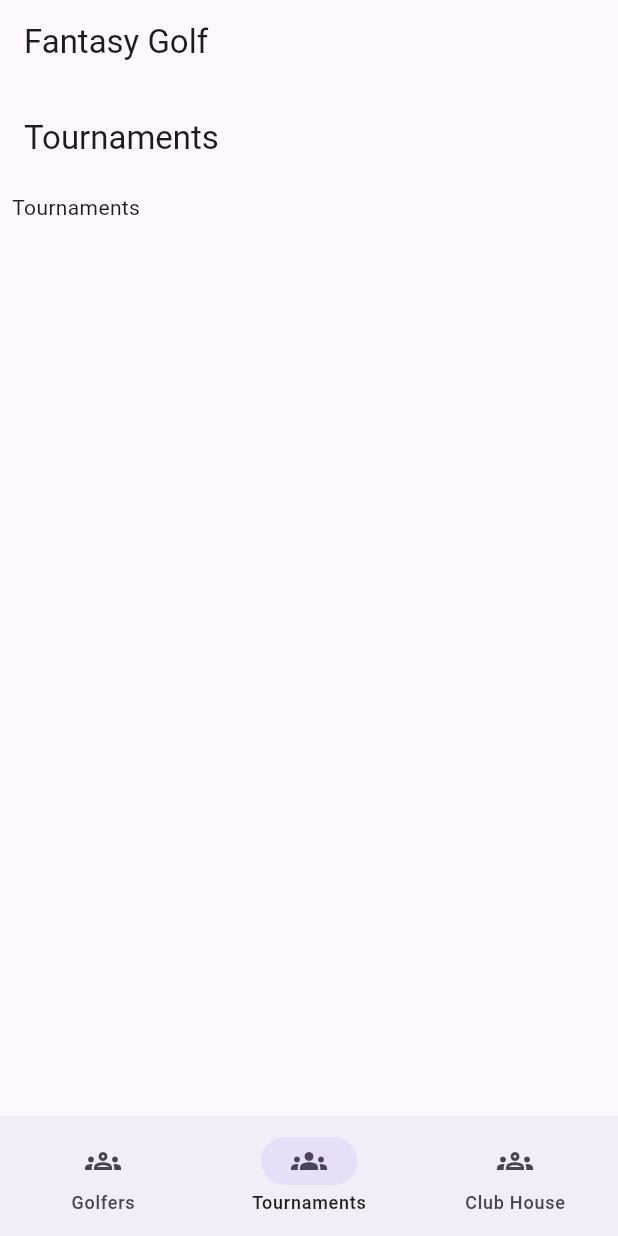
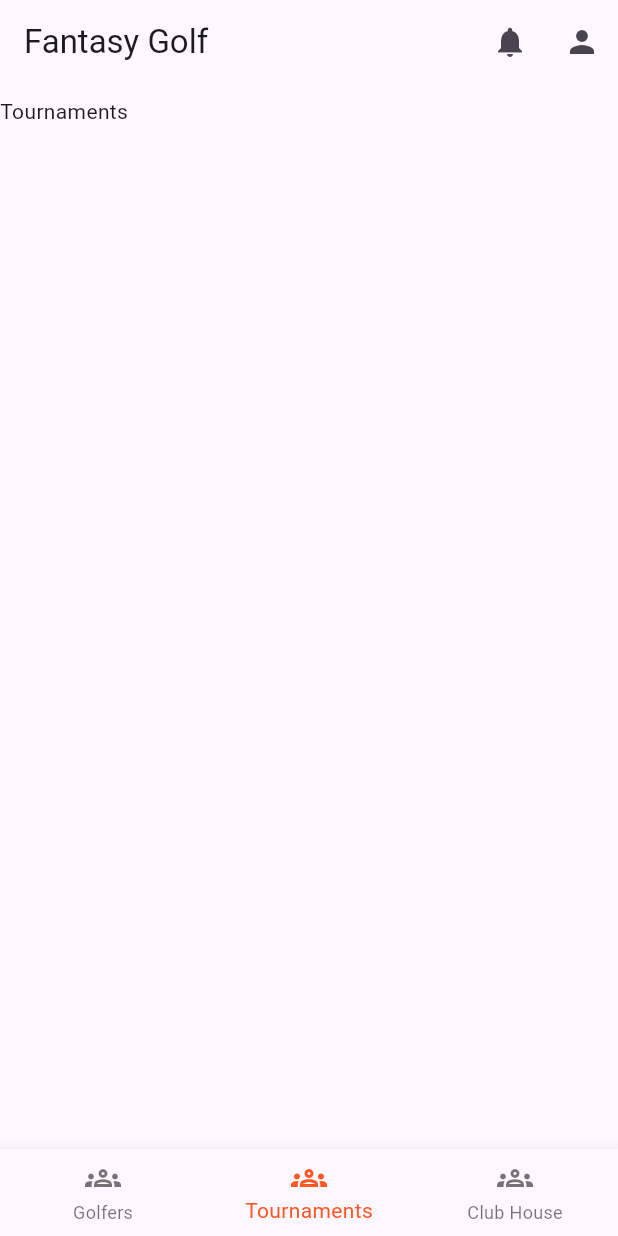
Before and after one commit to nmoore14/fantasyGolf, a Flutter app: the screen it shows after launch, on a phone screen of 412 x 824 dp. Run offline on Flutter 3.47's test engine with Material 2 defaults, Android fonts, the phone set to English and light mode, and no system bars; missing offline and left inert: auth0_flutter.

Commit message:
Getting the app caught up and the bottom nav built

```diff
--- a/lib/components/nav/bottom_nav.dart
+++ b/lib/components/nav/bottom_nav.dart
@@ -1,33 +1,7 @@
 import 'package:flutter/material.dart';
 
-class NavDestination {
-  const NavDestination(this.label, this.icon, this.selectedIcon);
-
-  final String label;
-  final Widget icon;
-  final Widget selectedIcon;
-}
-
-const List<NavDestination> destinations = <NavDestination>[
-  NavDestination(
-    'Golfers',
-    Icon(Icons.groups_outlined),
-    Icon(Icons.groups),
-  ),
-  NavDestination(
-    'Tournaments',
-    Icon(Icons.groups_outlined),
-    Icon(Icons.groups),
-  ),
-  NavDestination(
-    'Club House',
-    Icon(Icons.groups_outlined),
-    Icon(Icons.groups),
-  ),
-];
-
 class BottomNav extends StatefulWidget {
-  final updatePageIndex;
+  final Function updatePageIndex;
   const BottomNav (this.updatePageIndex, {Key? key}) : super(key: key);
 
   @override
@@ -39,23 +13,30 @@ class _BottomNavState extends State<BottomNav> {
 
   @override
   Widget build(BuildContext context) {
-    return NavigationBar(
-      onDestinationSelected: (int index) {
+    return BottomNavigationBar(
+      items: const <BottomNavigationBarItem> [
+        BottomNavigationBarItem(
+          icon: Icon(Icons.groups_outlined),
+          label: 'Golfers',
+        ),
+        BottomNavigationBarItem(
+          icon: Icon(Icons.groups_outlined),
+          label: 'Tournaments',
+          backgroundColor: Colors.deepPurple,
+        ),
+        BottomNavigationBarItem(
+          icon: Icon(Icons.groups_outlined),
+          label: 'Club House',
+        ),
+      ],
+      currentIndex: currentPageIndex,
+      onTap: (int index) {
         setState(() {
           currentPageIndex = index;
         });
         widget.updatePageIndex(index);
       },
-      selectedIndex: currentPageIndex,
-      destinations: destinations.map(
-        (NavDestination destination) {
-          return NavigationDestination(
-            icon: destination.icon,
-            selectedIcon: destination.selectedIcon,
-            label: destination.label,
-          );
-        }
-      ).toList(),
+      selectedItemColor: Colors.deepOrange,
     );
   }
 }
--- a/lib/main.dart
+++ b/lib/main.dart
@@ -49,12 +49,18 @@ class _HomePageState extends State<HomePage> {
     return Scaffold(
       appBar: AppBar(
         title: const Text('Fantasy Golf'),
-        actions: const <Widget>[
+        actions: <Widget>[
+          IconButton(onPressed: () => {},
+            icon: const Icon(Icons.notifications),
+          ),
+          IconButton(onPressed: () => {},
+            icon: const Icon(Icons.person),
+          ),
         ],
       ),
       body: <Widget>[
         Padding(
-          padding: const EdgeInsets.only(top: 48.0),
+          padding: const EdgeInsets.only(top: 8.0),
           child: Container(
             alignment: Alignment.center,
             child: const GolfersPage(title: 'Golfers'),
@@ -68,14 +74,14 @@ class _HomePageState extends State<HomePage> {
           ),
         ),
         Padding(
-          padding: const EdgeInsets.only(top: 48.0),
+          padding: const EdgeInsets.only(top: 8.0),
           child: Container(
             alignment: Alignment.center,
             child: const ClubHousePage(title: 'My Club House'),
           ),
         ),
       ][currentPageIndex],
-      bottomNavigationBar: BottomNav(updatePageIndex),
+      bottomNavigationBar: BottomNav(updatePageIndex)
     );
   }
 }
--- a/lib/pages/club_house_page.dart
+++ b/lib/pages/club_house_page.dart
@@ -6,13 +6,14 @@ class ClubHousePage extends StatelessWidget {
 
   @override
   Widget build(BuildContext context) {
-    return Scaffold(
-      appBar: AppBar(
-        title: Text(title),
-      ),
-      body: const Center(
-        child: Text('My Club House'),
-      ),
+    return Column(
+      children: <Widget>[
+        Row(
+          children: <Widget>[
+            Text(title),
+          ],
+        ),
+      ],
     );
   }
 }
--- a/lib/pages/golfers_page.dart
+++ b/lib/pages/golfers_page.dart
@@ -1,5 +1,4 @@
 import 'package:flutter/material.dart';
-import 'package:fantasy_golf/components/nav/bottom_nav.dart';
 
 class GolfersPage extends StatelessWidget {
   const GolfersPage ({Key? key, required this.title}) : super(key: key);
@@ -7,14 +6,14 @@ class GolfersPage extends StatelessWidget {
 
   @override
   Widget build(BuildContext context) {
-    return Scaffold(
-      appBar: AppBar(
-        title: Text(title),
-      ),
-      body: const Center(
-        child: Text('List of Golfers'),
-      ),
-      bottomNavigationBar: const BottomNav(),
+    return Column(
+      children: <Widget>[
+        Row(
+          children: <Widget>[
+            Text(title),
+          ],
+        ),
+      ],
     );
   }
 }
--- a/lib/pages/tournaments_page.dart
+++ b/lib/pages/tournaments_page.dart
@@ -6,18 +6,14 @@ class TournamentsPage extends StatelessWidget {
 
   @override
   Widget build(BuildContext context) {
-    return Scaffold(
-      appBar: AppBar(
-        title: Text(title),
-      ),
-      body: const Padding(
-        padding: EdgeInsets.all(8.0),
-        child: Column(
+    return Column(
+      children: <Widget>[
+        Row(
           children: <Widget>[
-            Text('Tournaments')
-          ]
+            Text(title),
+          ],
         ),
-      ),
+      ],
     );
   }
 }
```
Also changed, not shown: 1 other file.
